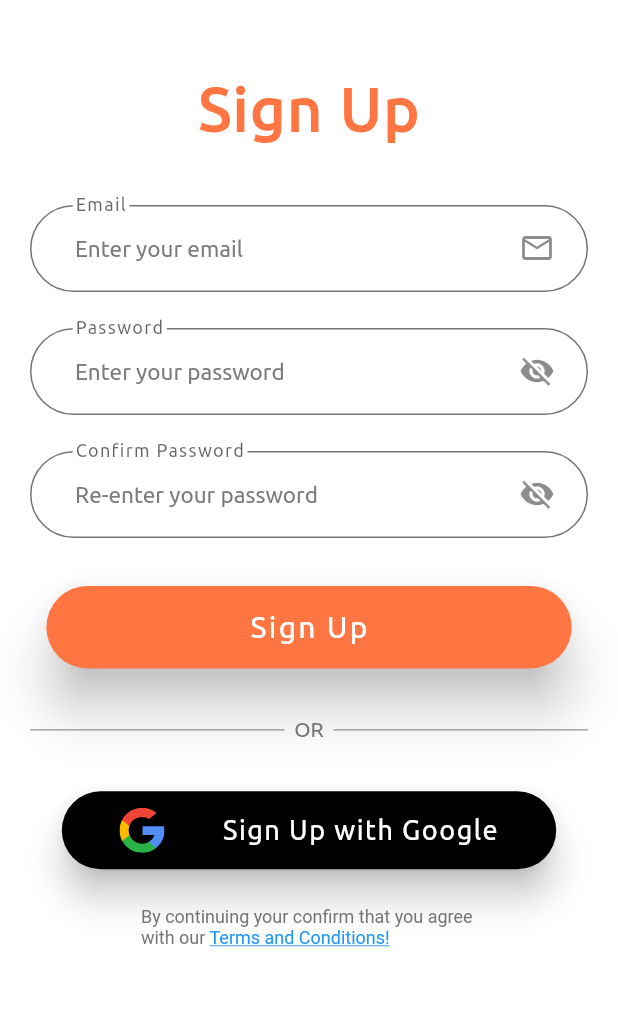
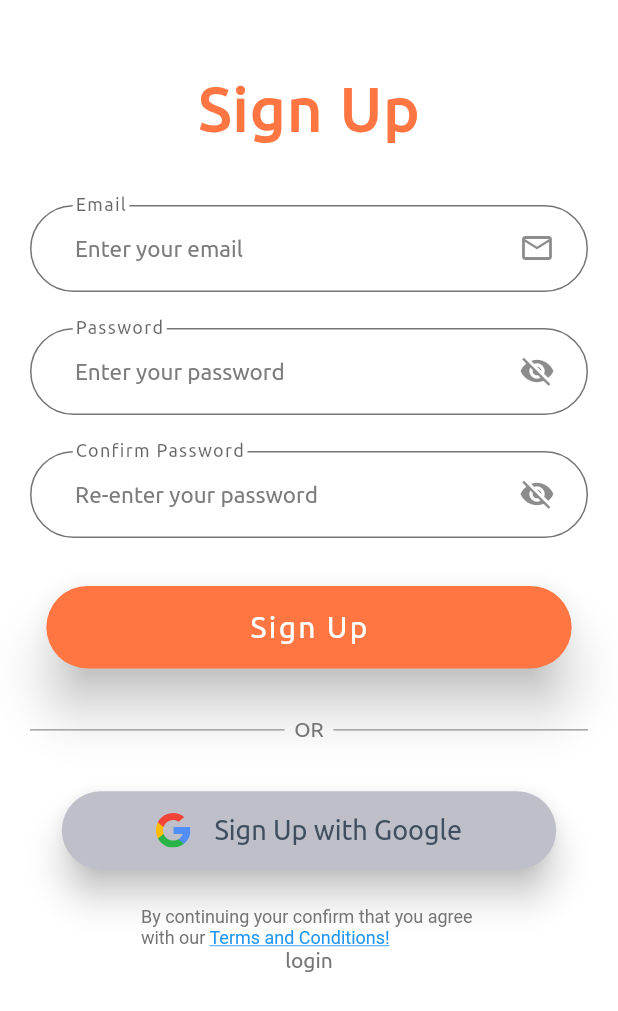
Before and after one commit to qwertypool/Book-Store, a Flutter app: the VerifyEmail screen opened directly, after a tap on "Change Email", on a phone screen of 412 x 824 dp. Shown: the top 1011 px of the screen. Run offline on Flutter 3.47's test engine with Material 2 defaults, Android fonts, the light colour scheme and no system bars; our stand-ins replace bottom_navy_bar, carousel_slider, firebase_auth, firebase_core, flutter_secure_storage, flutter_svg and 1 more; accounts and stored records are empty; network calls fail.

Commit message:
added sign in with email

```diff
--- a/lib/Screens/Registration/signUp.dart
+++ b/lib/Screens/Registration/signUp.dart
@@ -1,6 +1,7 @@
 import 'package:book_store/Authentication/firebase_authentication.dart';
 import 'package:book_store/Components/defaultButton.dart';
 import 'package:book_store/Components/socialCard.dart';
+import 'package:book_store/Screens/Registration/login.dart';
 import 'package:flutter/material.dart';
 import 'package:flutter_svg/svg.dart';
 
@@ -35,7 +36,6 @@ class SignUpScreen extends StatelessWidget {
                         fontWeight: FontWeight.bold,
                         letterSpacing: 1.5),
                   ),
-
                   SizedBox(height: size.height * 0.05),
                   SignUpForm(),
                   SizedBox(
@@ -67,24 +67,25 @@ class SignUpScreen extends StatelessWidget {
                     constraints: BoxConstraints(
                         maxWidth: size.width * 0.8, minHeight: 52),
                     elevation: 10,
-                    //fillColor: kPrimaryColor.withOpacity(0.5),
-                    fillColor: Colors.black,
-                    //fillColor: kSecondaryColor,
+                    fillColor: Color.fromRGBO(191, 191, 201, 1),
                     onPressed: () {},
                     child: Row(
-                      mainAxisAlignment: MainAxisAlignment.spaceEvenly,
+                      mainAxisAlignment: MainAxisAlignment.center,
                       children: [
                         SizedBox(
-                            height: 30,
-                            width: 30,
-                            // child: Image.asset('assets/svgs/google.svg')),
-                            child: SvgPicture.asset('assets/svgs/google.svg')),
+                          height: 23,
+                          width: 23,
+                          child: SvgPicture.asset('assets/svgs/google.svg'),
+                        ),
+                        SizedBox(
+                          width: defaultPadding,
+                        ),
                         Text(
                           'Sign Up with Google',
                           style: TextStyle(
-                              color: Colors.white,
-                              fontSize: 18,
-                              letterSpacing: 1),
+                            color: Color(0xff404F5F),
+                            fontSize: 18,
+                          ),
                         )
                       ],
                     ),
@@ -92,23 +93,6 @@ class SignUpScreen extends StatelessWidget {
                       borderRadius: BorderRadius.circular(30),
                     ),
                   ),
-                  // Row(
-                  //   mainAxisAlignment: MainAxisAlignment.center,
-                  //   children: [
-                  //     SocalCard(
-                  //       icon: "assets/svgs/google.svg",
-                  //       press: () {},
-                  //     ),
-                  //     SocalCard(
-                  //       icon: "assets/svgs/facebook.svg",
-                  //       press: () {},
-                  //     ),
-                  //     SocalCard(
-                  //       icon: "assets/svgs/twitter.svg",
-                  //       press: () {},
-                  //     ),
-                  //   ],
-                  // ),
                   SizedBox(height: 25),
                   RichText(
                     text: TextSpan(
@@ -125,11 +109,12 @@ class SignUpScreen extends StatelessWidget {
                       ],
                     ),
                   ),
-                  // Text(
-                  //   'By continuing your confirm that you agree \nwith our Term and Condition',
-                  //   textAlign: TextAlign.center,
-                  //   style: Theme.of(context).textTheme.caption,
-                  // )
+                  InkWell(
+                    onTap: () {
+                      Navigator.pushNamed(context, LoginScreen.routeName);
+                    },
+                    child: Text("login"),
+                  ),
                 ],
               ),
             ),
@@ -172,7 +157,7 @@ class _SignUpFormState extends State<SignUpForm> {
             size: size,
             press: () {
               if (_formKey.currentState!.validate()) {
-                authClass.signInWithEmail(
+                authClass.signUpWithEmail(
                   email: _emailController.text,
                   password: _passwordController.text,
                   confirmPassword: _confirmPasswordController.text,
```
Also changed, not shown: lib/Authentication/firebase_authentication.dart (+44 -2 lines), lib/Screens/Registration/login.dart (+8 -7 lines), lib/main.dart (+2 -6 lines).
